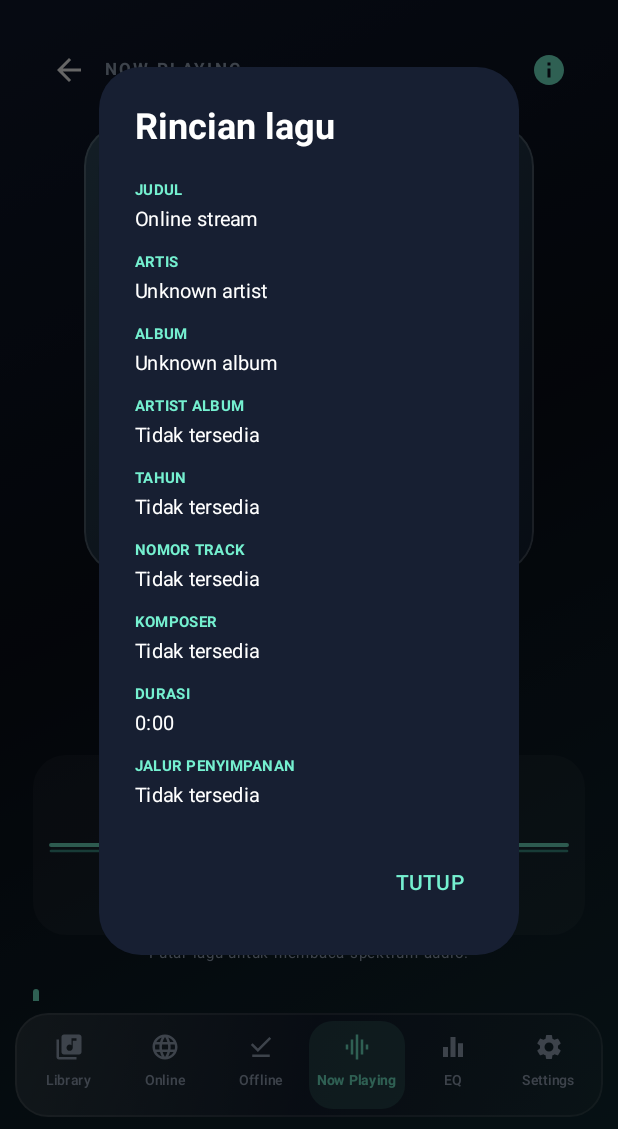
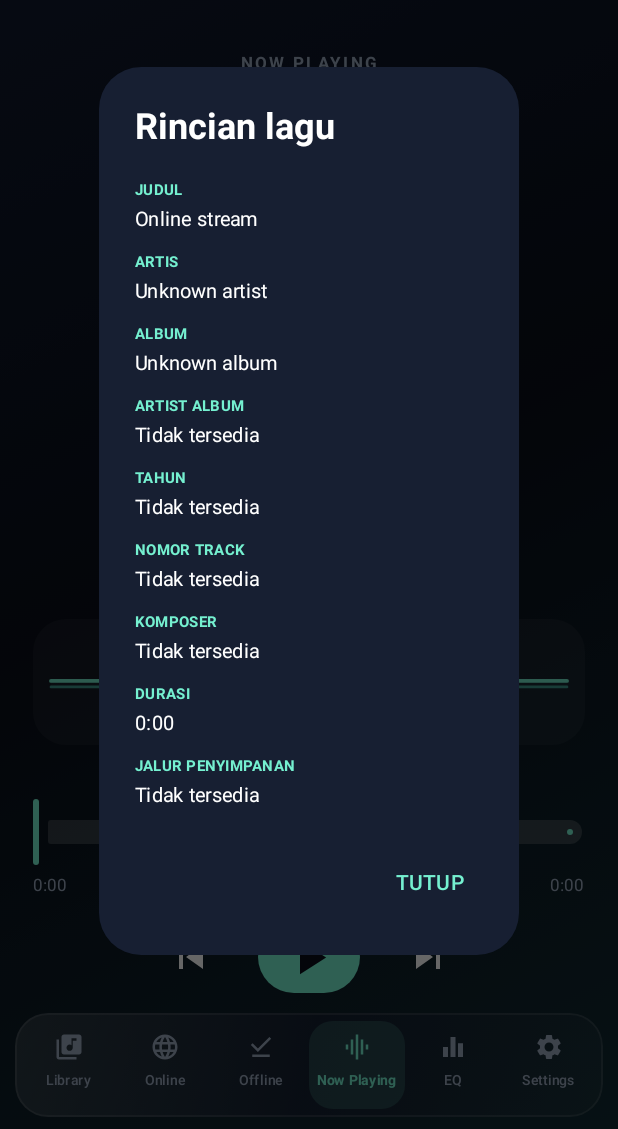
Before and after one commit to Froglands/music_player, an Android app built with Jetpack Compose: the screen it shows after launch (MainActivity), after a tap on "Rincian lagu", on a phone screen of 412 x 824 dp, the part 107-1236 px from its top. Run offline under Robolectric (Android 15) with nearby library versions, the phone set to English and light mode, and no system bars; 2 statements that could not run were skipped; 1 other tap on this screen came first.

Commit message:
ui: refine now playing layout

```diff
--- a/app/src/main/java/com/froglands/musicplayer/MainActivity.kt
+++ b/app/src/main/java/com/froglands/musicplayer/MainActivity.kt
@@ -709,7 +709,6 @@ private fun MusicPlayerApp(
                         hasRecordPermission = hasRecordPermission, requestRecordPermission = requestRecordPermission,
                         lyricsEnabled = lyricsEnabled, lyricsText = lyricsText,
                         onLyricsChange = { lyricsText = it; preferences.edit().putString(lyricsKey, it).apply() },
-                        onBack = { screen = Screen.LIBRARY },
                         onPrevious = {
                             val index = tracks.indexOfFirst { it.id == selected?.id }
                             if (index > 0) player.seekToPreviousMediaItem()
@@ -862,7 +861,7 @@ private fun MiniPlayer(track: Track?, playing: Boolean, onOpen: () -> Unit, onTo
 @Composable
 private fun FullPlayer(
     track: Track?, player: ExoPlayer, playing: Boolean, spectrum: List<Float>, spectrumStatus: String, spectrumStyle: SpectrumStyle, metadata: androidx.media3.common.MediaMetadata?,
-    hasRecordPermission: Boolean, requestRecordPermission: () -> Unit, onBack: () -> Unit,
+    hasRecordPermission: Boolean, requestRecordPermission: () -> Unit,
     onPrevious: () -> Unit, onNext: () -> Unit,
     lyricsEnabled: Boolean, lyricsText: String, onLyricsChange: (String) -> Unit
 ) {
@@ -876,11 +875,9 @@ private fun FullPlayer(
             delay(400)
         }
     }
-    Column(Modifier.fillMaxSize().verticalScroll(rememberScrollState()).padding(horizontal = 22.dp, vertical = 6.dp), horizontalAlignment = Alignment.CenterHorizontally) {
-        Row(Modifier.fillMaxWidth(), verticalAlignment = Alignment.CenterVertically) {
-            IconButton(onClick = onBack) { Icon(Icons.Default.ArrowBack, null, tint = Color.White) }
-            Text("NOW PLAYING", color = Muted, fontWeight = FontWeight.Bold, letterSpacing = 2.sp, fontSize = 11.sp, modifier = Modifier.weight(1f))
-            IconButton(onClick = { showDetails = true }) { Icon(Icons.Default.Info, "Rincian lagu", tint = Mint) }
+    Column(Modifier.fillMaxSize().padding(horizontal = 22.dp, vertical = 6.dp), horizontalAlignment = Alignment.CenterHorizontally) {
+        Row(Modifier.fillMaxWidth().padding(vertical = 8.dp), horizontalArrangement = Arrangement.Center) {
+            Text("NOW PLAYING", color = Muted, fontWeight = FontWeight.Bold, letterSpacing = 2.sp, fontSize = 11.sp)
         }
         if (showDetails) {
             val currentUri = player.currentMediaItem?.localConfiguration?.uri ?: track?.uri
@@ -894,7 +891,7 @@ private fun FullPlayer(
         }
         Spacer(Modifier.height(12.dp))
         BoxWithConstraints(Modifier.fillMaxWidth().padding(horizontal = 8.dp), contentAlignment = Alignment.Center) {
-            val coverSize = maxWidth.coerceAtMost(300.dp)
+            val coverSize = maxWidth.coerceAtMost(210.dp)
             Box(Modifier.size(coverSize).clip(RoundedCornerShape(28.dp))
                 .background(Brush.linearGradient(listOf(Color(0xAA42677A), Color(0xAA17263D))))
                 .border(1.dp, Color.White.copy(alpha = .20f), RoundedCornerShape(28.dp)).padding(9.dp)) {
@@ -902,14 +899,17 @@ private fun FullPlayer(
                     modifier = Modifier.fillMaxSize().clip(RoundedCornerShape(21.dp)))
             }
         }
-        Spacer(Modifier.height(24.dp))
-        Text(track?.title ?: player.currentMediaItem?.mediaMetadata?.title?.toString() ?: "Belum ada lagu diputar", color = Color.White, fontSize = 22.sp, fontWeight = FontWeight.Bold, maxLines = 1, overflow = TextOverflow.Ellipsis)
+        Spacer(Modifier.height(10.dp))
+        Row(Modifier.fillMaxWidth(), verticalAlignment = Alignment.CenterVertically, horizontalArrangement = Arrangement.Center) {
+            Text(track?.title ?: player.currentMediaItem?.mediaMetadata?.title?.toString() ?: "Belum ada lagu diputar", color = Color.White, fontSize = 20.sp, fontWeight = FontWeight.Bold, maxLines = 1, overflow = TextOverflow.Ellipsis, modifier = Modifier.weight(1f, fill = false))
+            IconButton(onClick = { showDetails = true }) { Icon(Icons.Default.Info, "Rincian lagu", tint = Mint) }
+        }
         Text(track?.artist ?: metadata?.artist?.toString() ?: "Online stream", color = Muted, fontSize = 14.sp)
         Text(listOfNotNull(track?.album?.takeIf { it != "Unknown album" } ?: metadata?.albumTitle?.toString(), track?.year?.takeIf { it > 0 }?.toString(), track?.trackNumber?.takeIf { it > 0 }?.let { "Track $it" }).joinToString(" • "), color = Muted, fontSize = 11.sp, maxLines = 1)
         track?.composer?.takeIf { it.isNotBlank() }?.let { Text("Composer: $it", color = Muted, fontSize = 10.sp) }
         Spacer(Modifier.height(22.dp))
         Box(Modifier.fillMaxWidth().clip(RoundedCornerShape(22.dp)).background(Color.White.copy(alpha = .045f)).padding(horizontal = 12.dp, vertical = 10.dp)) {
-            SpectrumRenderer(spectrum, spectrumStyle, Modifier.fillMaxWidth().height(100.dp))
+            SpectrumRenderer(spectrum, spectrumStyle, Modifier.fillMaxWidth().height(64.dp))
         }
         Text(spectrumStatus, color = if (spectrumStatus.contains("LIVE")) Mint else Muted, fontSize = 10.sp)
         if (!hasRecordPermission) TextButton(onClick = requestRecordPermission) { Text("Izinkan akses audio untuk spectrum", color = Mint) }
@@ -942,9 +942,9 @@ private fun FullPlayer(
                     Text("Tersimpan otomatis", color = Muted, fontSize = 10.sp)
                 }
                 Spacer(Modifier.height(10.dp))
-                OutlinedTextField(value = lyricsText, onValueChange = onLyricsChange, modifier = Modifier.fillMaxWidth().heightIn(min = 110.dp),
+                OutlinedTextField(value = lyricsText, onValueChange = onLyricsChange, modifier = Modifier.fillMaxWidth().height(76.dp),
                     placeholder = { Text("Tempel atau tulis lirik lagu di sini…", color = Muted) },
-                    colors = fieldColors(), shape = RoundedCornerShape(14.dp), minLines = 4)
+                    colors = fieldColors(), shape = RoundedCornerShape(14.dp), minLines = 2, maxLines = 3)
                 Text("Lirik disimpan per lagu di perangkat. Isi manual; aplikasi tidak mengambil lirik berhak cipta dari sumber tidak resmi.", color = Muted, fontSize = 10.sp, lineHeight = 15.sp)
             }
         }
```
